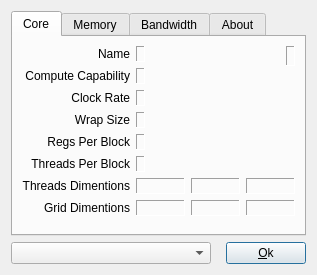
The window that ui/czdialog.ui (spainnoobperez/cuda-z) describes before a commit, drawn with Qt 5.
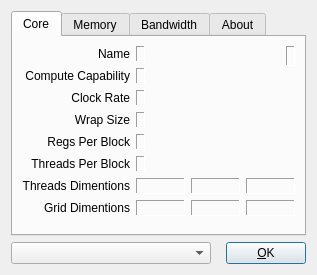
The same window after the commit. Icons and pictures are not drawn.

```diff
--- a/ui/czdialog.ui
+++ b/ui/czdialog.ui
@@ -711,7 +711,7 @@
      <item>
       <widget class="QPushButton" name="pushOk" >
        <property name="text" >
-        <string>&amp;Ok</string>
+        <string>&amp;OK</string>
        </property>
        <property name="default" >
         <bool>true</bool>
```
